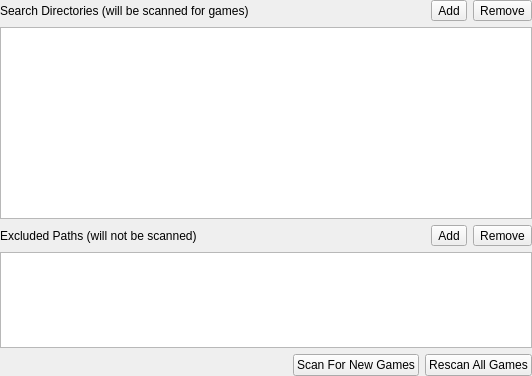
The window that src/duckstation-qt/gamelistsettingswidget.ui (kofxi3584karlayang/duckstation) describes before a commit, drawn with Qt 5.
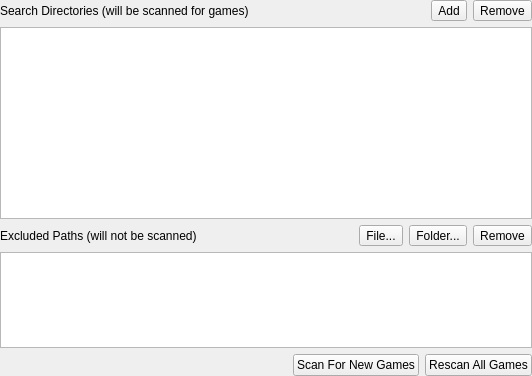
The same window after the commit. Icons and pictures are not drawn.

Commit message:
Qt: Add game list excluded folders as well as files
Backport of https://github.com/PCSX2/pcsx2/pull/9730

Diff of the .ui file:
```diff
--- a/src/duckstation-qt/gamelistsettingswidget.ui
+++ b/src/duckstation-qt/gamelistsettingswidget.ui
@@ -113,11 +113,33 @@
         </sizepolicy>
        </property>
        <property name="text">
-        <string>Add</string>
+        <string>File...</string>
+       </property>
+       <property name="icon">
+        <iconset theme="file-add-line"/>
+       </property>
+       <property name="toolButtonStyle">
+        <enum>Qt::ToolButtonTextBesideIcon</enum>
+       </property>
+      </widget>
+     </item>
+     <item>
+      <widget class="QToolButton" name="addExcludedFolder">
+       <property name="sizePolicy">
+        <sizepolicy hsizetype="Minimum" vsizetype="Minimum">
+         <horstretch>0</horstretch>
+         <verstretch>0</verstretch>
+        </sizepolicy>
+       </property>
+       <property name="text">
+        <string>Folder...</string>
        </property>
        <property name="icon">
         <iconset theme="folder-add-line"/>
        </property>
+       <property name="toolButtonStyle">
+        <enum>Qt::ToolButtonTextBesideIcon</enum>
+       </property>
       </widget>
      </item>
      <item>
```
Left out of the diff: 5 changed lines with no effect on the pictures. The commit also changes 5 other files.
